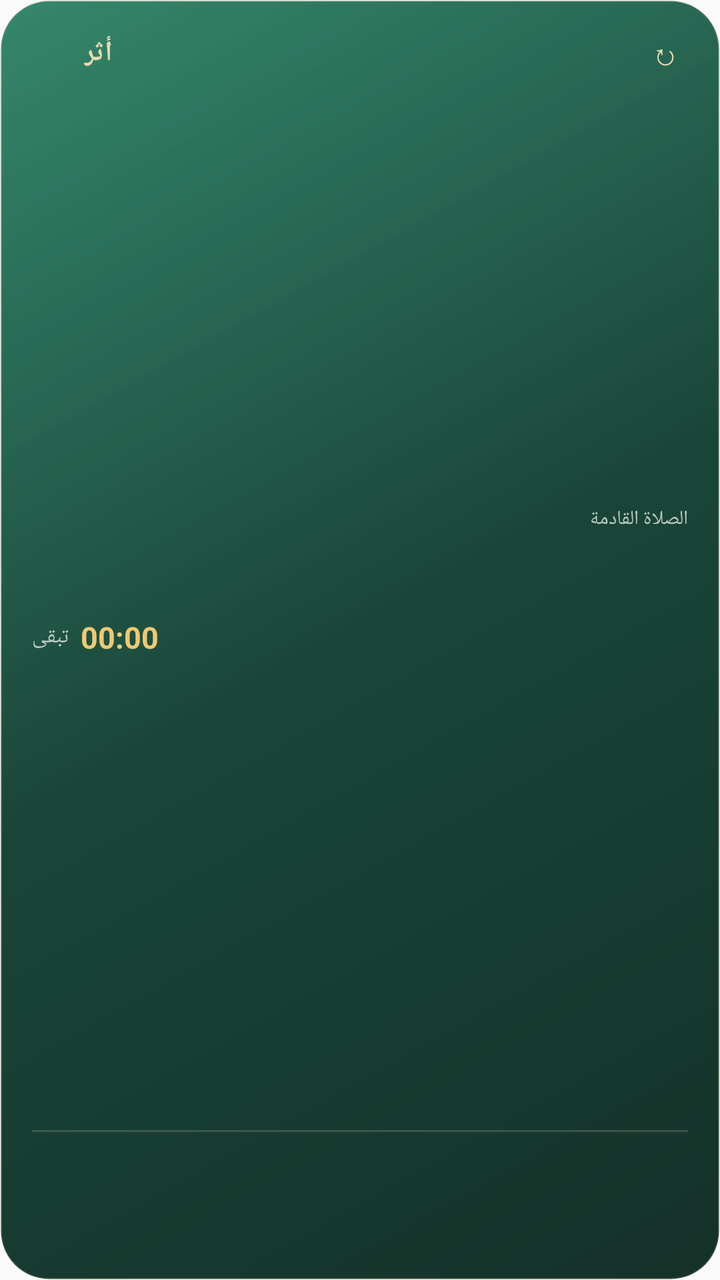
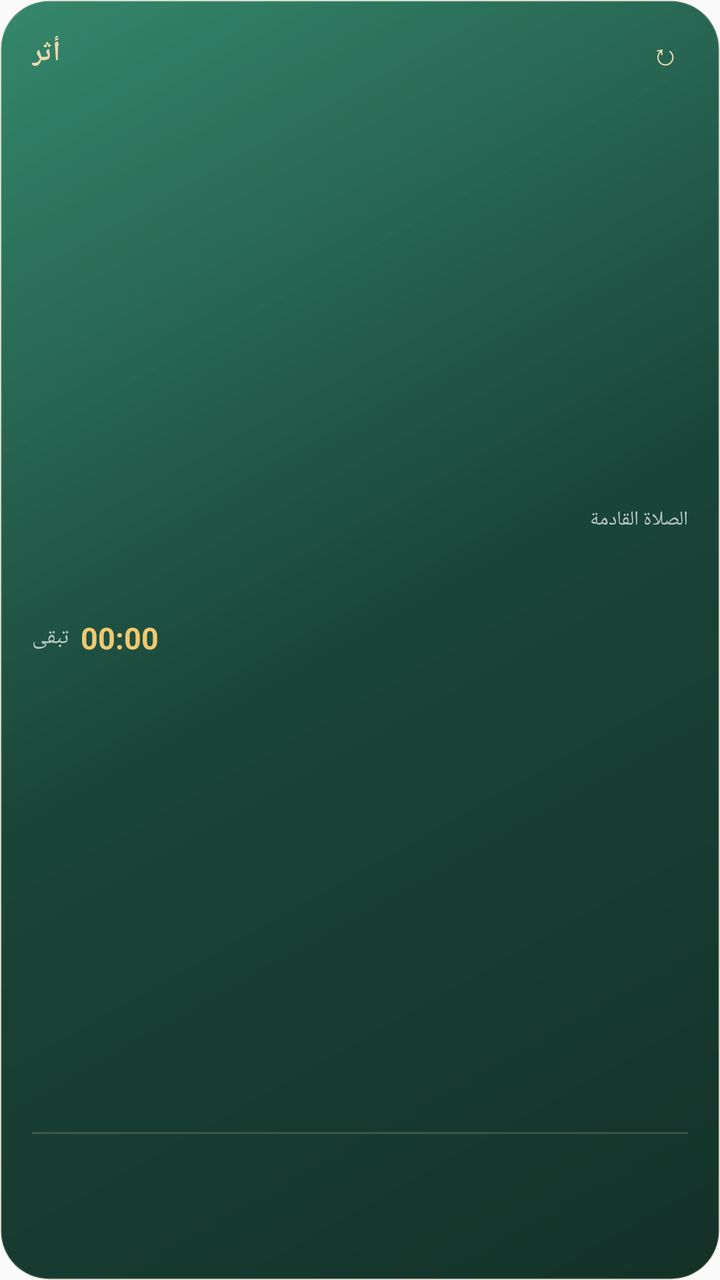

Screens rendered from an Android XML layout before and after an edit, with the pre-edit source and the edit as a unified diff.
<!-- AndroidManifest.xml: application theme AppTheme -->
<!-- res/layout/widget_prayer.xml -->
<?xml version="1.0" encoding="utf-8"?>
<LinearLayout xmlns:android="http://schemas.android.com/apk/res/android"
    android:id="@+id/widget_root"
    android:layout_width="match_parent"
    android:layout_height="match_parent"
    android:orientation="vertical"
    android:background="@drawable/widget_bg"
    android:paddingStart="16dp"
    android:paddingEnd="16dp"
    android:paddingTop="12dp"
    android:paddingBottom="12dp">

    
    <LinearLayout
        android:layout_width="match_parent"
        android:layout_height="wrap_content"
        android:orientation="horizontal"
        android:gravity="center_vertical">

        <ImageView
            android:id="@+id/wg_app_icon"
            android:layout_width="20dp"
            android:layout_height="20dp"
            android:src="@mipmap/ic_launcher"
            android:contentDescription="@string/app_name" />

        <TextView
            android:id="@+id/wg_title"
            android:layout_width="wrap_content"
            android:layout_height="wrap_content"
            android:layout_marginStart="6dp"
            android:text="@string/app_name"
            android:textColor="#E9D9B0"
            android:textSize="14sp"
            android:textStyle="bold"
            android:letterSpacing="0.04" />

        <TextView
            android:id="@+id/wg_hijri"
            android:layout_width="0dp"
            android:layout_height="wrap_content"
            android:layout_weight="1"
            android:gravity="center"
            android:singleLine="true"
            android:textColor="#B9C8C0"
            android:textSize="10.5sp" />

        <TextView
            android:id="@+id/wg_refresh"
            android:layout_width="wrap_content"
            android:layout_height="wrap_content"
            android:padding="4dp"
            android:text="↻"
            android:textColor="#E9D9B0"
            android:textSize="15sp"
            android:contentDescription="@string/widget_refresh" />
    </LinearLayout>

    
    <LinearLayout
        android:layout_width="match_parent"
        android:layout_height="0dp"
        android:layout_weight="1"
        android:orientation="vertical"
        android:gravity="center">

        <TextView
            android:layout_width="match_parent"
            android:layout_height="wrap_content"
            android:text="@string/widget_next"
            android:textColor="#B9C8C0"
            android:textSize="10sp" />

        <LinearLayout
            android:layout_width="match_parent"
            android:layout_height="wrap_content"
            android:orientation="horizontal"
            android:gravity="center_vertical">

            <ImageView
                android:id="@+id/wg_next_icon"
                android:layout_width="40dp"
                android:layout_height="40dp"
                android:layout_marginEnd="10dp"
                android:contentDescription="@string/widget_next" />

            <TextView
                android:id="@+id/wg_next_name"
                android:layout_width="0dp"
                android:layout_height="wrap_content"
                android:layout_weight="1"
                android:singleLine="true"
                android:textColor="#E9D9B0"
                android:textSize="28sp"
                android:textStyle="bold" />

            <TextView
                android:id="@+id/wg_next_time"
                android:layout_width="wrap_content"
                android:layout_height="wrap_content"
                android:singleLine="true"
                android:textColor="#F6F1E6"
                android:textSize="16sp"
                android:textStyle="bold" />
        </LinearLayout>

        <LinearLayout
            android:id="@+id/wg_count_row"
            android:layout_width="match_parent"
            android:layout_height="wrap_content"
            android:orientation="horizontal"
            android:gravity="center_vertical"
            android:layout_marginTop="2dp">

            <TextView
                android:layout_width="wrap_content"
                android:layout_height="wrap_content"
                android:text="@string/widget_left"
                android:textColor="#B9C8C0"
                android:textSize="11sp" />

            <Chronometer
                android:id="@+id/wg_countdown"
                android:layout_width="wrap_content"
                android:layout_height="wrap_content"
                android:layout_marginStart="6dp"
                android:singleLine="true"
                android:textColor="#F0C971"
                android:textSize="15sp"
                android:textStyle="bold" />
        </LinearLayout>

        <TextView
            android:id="@+id/wg_loc"
            android:layout_width="match_parent"
            android:layout_height="wrap_content"
            android:layout_marginTop="3dp"
            android:singleLine="true"
            android:textColor="#8FA69C"
            android:textSize="10sp" />
    </LinearLayout>

    
    <FrameLayout
        android:layout_width="match_parent"
        android:layout_height="1dp"
        android:background="#2EE9D9B0"
        android:layout_marginTop="8dp"
        android:layout_marginBottom="8dp" />

    
    <LinearLayout
        android:id="@+id/wg_grid"
        android:layout_width="match_parent"
        android:layout_height="wrap_content"
        android:orientation="horizontal"
        android:weightSum="5">

        <LinearLayout style="@style/WidgetCell">
            <ImageView android:id="@+id/c1_icon" style="@style/WidgetCellIcon" />
            <TextView android:id="@+id/c1_name" style="@style/WidgetCellName" />
            <TextView android:id="@+id/c1_time" style="@style/WidgetCellTime" />
        </LinearLayout>

        <LinearLayout style="@style/WidgetCell">
            <ImageView android:id="@+id/c2_icon" style="@style/WidgetCellIcon" />
            <TextView android:id="@+id/c2_name" style="@style/WidgetCellName" />
            <TextView android:id="@+id/c2_time" style="@style/WidgetCellTime" />
        </LinearLayout>

        <LinearLayout style="@style/WidgetCell">
            <ImageView android:id="@+id/c3_icon" style="@style/WidgetCellIcon" />
            <TextView android:id="@+id/c3_name" style="@style/WidgetCellName" />
            <TextView android:id="@+id/c3_time" style="@style/WidgetCellTime" />
        </LinearLayout>

        <LinearLayout style="@style/WidgetCell">
            <ImageView android:id="@+id/c4_icon" style="@style/WidgetCellIcon" />
            <TextView android:id="@+id/c4_name" style="@style/WidgetCellName" />
            <TextView android:id="@+id/c4_time" style="@style/WidgetCellTime" />
        </LinearLayout>

        <LinearLayout style="@style/WidgetCell">
            <ImageView android:id="@+id/c5_icon" style="@style/WidgetCellIcon" />
            <TextView android:id="@+id/c5_name" style="@style/WidgetCellName" />
            <TextView android:id="@+id/c5_time" style="@style/WidgetCellTime" />
        </LinearLayout>
    </LinearLayout>

</LinearLayout>
<!-- resources referenced by this layout -->
<resources>
  <!-- drawable widget_bg (drawable) -->
  <?xml version="1.0" encoding="utf-8"?>
  <shape xmlns:android="http://schemas.android.com/apk/res/android" android:shape="rectangle">
      <gradient
          android:type="linear"
          android:angle="315"
          android:startColor="#E61F7A5C"
          android:centerColor="#F20D3B2E"
          android:endColor="#F208261D" />
      <stroke android:width="1dp" android:color="#2EE9D9B0" />
      <corners android:radius="24dp" />
  </shape>
  <!-- mipmap ic_launcher (mipmap-anydpi-v26) -->
  <?xml version="1.0" encoding="utf-8"?>
  <adaptive-icon xmlns:android="http://schemas.android.com/apk/res/android">
      <background android:drawable="@color/ic_launcher_background"/>
      <foreground android:drawable="@mipmap/ic_launcher_foreground"/>
  </adaptive-icon>
  <string name="app_name">أثر</string>
  <string name="widget_left">تبقى</string>
  <string name="widget_next">الصلاة القادمة</string>
  <string name="widget_refresh">تحديث المواقيت</string>
  <style name="WidgetCell">
          <item name="android:layout_width">0dp</item>
          <item name="android:layout_height">wrap_content</item>
          <item name="android:layout_weight">1</item>
          <item name="android:orientation">vertical</item>
          <item name="android:gravity">center</item>
      </style>
  <style name="WidgetCellIcon">
          <item name="android:layout_width">20dp</item>
          <item name="android:layout_height">20dp</item>
          <item name="android:layout_marginBottom">2dp</item>
      </style>
  <style name="WidgetCellName">
          <item name="android:layout_width">wrap_content</item>
          <item name="android:layout_height">wrap_content</item>
          <item name="android:textColor">#CFD8D3</item>
          <item name="android:textSize">10sp</item>
          <item name="android:singleLine">true</item>
      </style>
  <style name="WidgetCellTime">
          <item name="android:layout_width">wrap_content</item>
          <item name="android:layout_height">wrap_content</item>
          <item name="android:layout_marginTop">1dp</item>
          <item name="android:textColor">#F6F1E6</item>
          <item name="android:textSize">12.5sp</item>
          <item name="android:textStyle">bold</item>
          <item name="android:singleLine">true</item>
      </style>
  <style name="AppTheme" parent="Theme.AppCompat.Light.DarkActionBar">
          
          <item name="colorPrimary">@color/colorPrimary</item>
          <item name="colorPrimaryDark">@color/colorPrimaryDark</item>
          <item name="colorAccent">@color/colorAccent</item>
      </style>
  <color name="ic_launcher_background">#0D3B2E</color>
</resources>

<!-- the commit's change to res/layout/widget_prayer.xml (unified diff, before → after) -->
@@ -17,23 +17,14 @@
         android:orientation="horizontal"
         android:gravity="center_vertical">
 
-        <ImageView
-            android:id="@+id/wg_app_icon"
-            android:layout_width="20dp"
-            android:layout_height="20dp"
-            android:src="@mipmap/ic_launcher"
-            android:contentDescription="@string/app_name" />
-
         <TextView
             android:id="@+id/wg_title"
             android:layout_width="wrap_content"
             android:layout_height="wrap_content"
-            android:layout_marginStart="6dp"
             android:text="@string/app_name"
             android:textColor="#E9D9B0"
             android:textSize="14sp"
-            android:textStyle="bold"
-            android:letterSpacing="0.04" />
+            android:textStyle="bold" />
 
         <TextView
             android:id="@+id/wg_hijri"
@@ -43,7 +34,7 @@
             android:gravity="center"
             android:singleLine="true"
             android:textColor="#B9C8C0"
-            android:textSize="10.5sp" />
+            android:textSize="11sp" />
 
         <TextView
             android:id="@+id/wg_refresh"
@@ -156,34 +147,34 @@
         android:orientation="horizontal"
         android:weightSum="5">
 
-        <LinearLayout style="@style/WidgetCell">
-            <ImageView android:id="@+id/c1_icon" style="@style/WidgetCellIcon" />
-            <TextView android:id="@+id/c1_name" style="@style/WidgetCellName" />
-            <TextView android:id="@+id/c1_time" style="@style/WidgetCellTime" />
+        <LinearLayout android:layout_width="0dp" android:layout_height="wrap_content" android:layout_weight="1" android:orientation="vertical" android:gravity="center">
+            <ImageView android:id="@+id/c1_icon" android:layout_width="20dp" android:layout_height="20dp" android:layout_marginBottom="2dp" />
+            <TextView android:id="@+id/c1_name" android:layout_width="wrap_content" android:layout_height="wrap_content" android:textColor="#CFD8D3" android:textSize="10sp" android:singleLine="true" />
+            <TextView android:id="@+id/c1_time" android:layout_width="wrap_content" android:layout_height="wrap_content" android:layout_marginTop="1dp" android:textColor="#F6F1E6" android:textSize="12sp" android:textStyle="bold" android:singleLine="true" />
         </LinearLayout>
 
-        <LinearLayout style="@style/WidgetCell">
-            <ImageView android:id="@+id/c2_icon" style="@style/WidgetCellIcon" />
-            <TextView android:id="@+id/c2_name" style="@style/WidgetCellName" />
-            <TextView android:id="@+id/c2_time" style="@style/WidgetCellTime" />
+        <LinearLayout android:layout_width="0dp" android:layout_height="wrap_content" android:layout_weight="1" android:orientation="vertical" android:gravity="center">
+            <ImageView android:id="@+id/c2_icon" android:layout_width="20dp" android:layout_height="20dp" android:layout_marginBottom="2dp" />
+            <TextView android:id="@+id/c2_name" android:layout_width="wrap_content" android:layout_height="wrap_content" android:textColor="#CFD8D3" android:textSize="10sp" android:singleLine="true" />
+            <TextView android:id="@+id/c2_time" android:layout_width="wrap_content" android:layout_height="wrap_content" android:layout_marginTop="1dp" android:textColor="#F6F1E6" android:textSize="12sp" android:textStyle="bold" android:singleLine="true" />
         </LinearLayout>
 
-        <LinearLayout style="@style/WidgetCell">
-            <ImageView android:id="@+id/c3_icon" style="@style/WidgetCellIcon" />
-            <TextView android:id="@+id/c3_name" style="@style/WidgetCellName" />
-            <TextView android:id="@+id/c3_time" style="@style/WidgetCellTime" />
+        <LinearLayout android:layout_width="0dp" android:layout_height="wrap_content" android:layout_weight="1" android:orientation="vertical" android:gravity="center">
+            <ImageView android:id="@+id/c3_icon" android:layout_width="20dp" android:layout_height="20dp" android:layout_marginBottom="2dp" />
+            <TextView android:id="@+id/c3_name" android:layout_width="wrap_content" android:layout_height="wrap_content" android:textColor="#CFD8D3" android:textSize="10sp" android:singleLine="true" />
+            <TextView android:id="@+id/c3_time" android:layout_width="wrap_content" android:layout_height="wrap_content" android:layout_marginTop="1dp" android:textColor="#F6F1E6" android:textSize="12sp" android:textStyle="bold" android:singleLine="true" />
         </LinearLayout>
 
-        <LinearLayout style="@style/WidgetCell">
-            <ImageView android:id="@+id/c4_icon" style="@style/WidgetCellIcon" />
-            <TextView android:id="@+id/c4_name" style="@style/WidgetCellName" />
-            <TextView android:id="@+id/c4_time" style="@style/WidgetCellTime" />
+        <LinearLayout android:layout_width="0dp" android:layout_height="wrap_content" android:layout_weight="1" android:orientation="vertical" android:gravity="center">
+            <ImageView android:id="@+id/c4_icon" android:layout_width="20dp" android:layout_height="20dp" android:layout_marginBottom="2dp" />
+            <TextView android:id="@+id/c4_name" android:layout_width="wrap_content" android:layout_height="wrap_content" android:textColor="#CFD8D3" android:textSize="10sp" android:singleLine="true" />
+            <TextView android:id="@+id/c4_time" android:layout_width="wrap_content" android:layout_height="wrap_content" android:layout_marginTop="1dp" android:textColor="#F6F1E6" android:textSize="12sp" android:textStyle="bold" android:singleLine="true" />
         </LinearLayout>
 
-        <LinearLayout style="@style/WidgetCell">
-            <ImageView android:id="@+id/c5_icon" style="@style/WidgetCellIcon" />
-            <TextView android:id="@+id/c5_name" style="@style/WidgetCellName" />
-            <TextView android:id="@+id/c5_time" style="@style/WidgetCellTime" />
+        <LinearLayout android:layout_width="0dp" android:layout_height="wrap_content" android:layout_weight="1" android:orientation="vertical" android:gravity="center">
+            <ImageView android:id="@+id/c5_icon" android:layout_width="20dp" android:layout_height="20dp" android:layout_marginBottom="2dp" />
+            <TextView android:id="@+id/c5_name" android:layout_width="wrap_content" android:layout_height="wrap_content" android:textColor="#CFD8D3" android:textSize="10sp" android:singleLine="true" />
+            <TextView android:id="@+id/c5_time" android:layout_width="wrap_content" android:layout_height="wrap_content" android:layout_marginTop="1dp" android:textColor="#F6F1E6" android:textSize="12sp" android:textStyle="bold" android:singleLine="true" />
         </LinearLayout>
     </LinearLayout>
 
<!-- resource entries referenced after the edit -->
@@ -12,50 +12,15 @@
       <stroke android:width="1dp" android:color="#2EE9D9B0" />
       <corners android:radius="24dp" />
   </shape>
-  <!-- mipmap ic_launcher (mipmap-anydpi-v26) -->
-  <?xml version="1.0" encoding="utf-8"?>
-  <adaptive-icon xmlns:android="http://schemas.android.com/apk/res/android">
-      <background android:drawable="@color/ic_launcher_background"/>
-      <foreground android:drawable="@mipmap/ic_launcher_foreground"/>
-  </adaptive-icon>
   <string name="app_name">أثر</string>
   <string name="widget_left">تبقى</string>
   <string name="widget_next">الصلاة القادمة</string>
   <string name="widget_refresh">تحديث المواقيت</string>
-  <style name="WidgetCell">
-          <item name="android:layout_width">0dp</item>
-          <item name="android:layout_height">wrap_content</item>
-          <item name="android:layout_weight">1</item>
-          <item name="android:orientation">vertical</item>
-          <item name="android:gravity">center</item>
-      </style>
-  <style name="WidgetCellIcon">
-          <item name="android:layout_width">20dp</item>
-          <item name="android:layout_height">20dp</item>
-          <item name="android:layout_marginBottom">2dp</item>
-      </style>
-  <style name="WidgetCellName">
-          <item name="android:layout_width">wrap_content</item>
-          <item name="android:layout_height">wrap_content</item>
-          <item name="android:textColor">#CFD8D3</item>
-          <item name="android:textSize">10sp</item>
-          <item name="android:singleLine">true</item>
-      </style>
-  <style name="WidgetCellTime">
-          <item name="android:layout_width">wrap_content</item>
-          <item name="android:layout_height">wrap_content</item>
-          <item name="android:layout_marginTop">1dp</item>
-          <item name="android:textColor">#F6F1E6</item>
-          <item name="android:textSize">12.5sp</item>
-          <item name="android:textStyle">bold</item>
-          <item name="android:singleLine">true</item>
-      </style>
   <style name="AppTheme" parent="Theme.AppCompat.Light.DarkActionBar">
           
           <item name="colorPrimary">@color/colorPrimary</item>
           <item name="colorPrimaryDark">@color/colorPrimaryDark</item>
           <item name="colorAccent">@color/colorAccent</item>
       </style>
-  <color name="ic_launcher_background">#0D3B2E</color>
 </resources>
 
